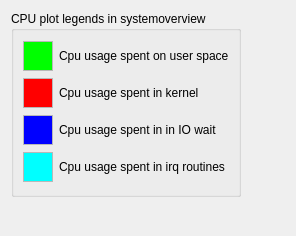
The window that ui/helplegend.ui (inspectC/linux-process-explorer) describes before a commit, drawn with Qt 5.
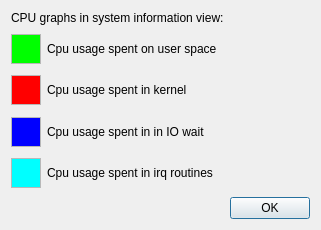
The same window after the commit.

Commit message: Feedback removed, colorlegend help dialog added.

```diff
--- a/ui/helplegend.ui
+++ b/ui/helplegend.ui
@@ -6,22 +6,32 @@
    <rect>
     <x>0</x>
     <y>0</y>
-    <width>296</width>
-    <height>236</height>
+    <width>321</width>
+    <height>230</height>
    </rect>
   </property>
+  <property name="maximumSize">
+   <size>
+    <width>321</width>
+    <height>230</height>
+   </size>
+  </property>
   <property name="windowTitle">
    <string>Dialog</string>
   </property>
-  <layout class="QFormLayout" name="formLayout_4">
-   <item row="0" column="0">
-    <widget class="QGroupBox" name="groupBox">
-     <property name="title">
-      <string>CPU plot legends in systemoverview</string>
+  <layout class="QVBoxLayout" name="verticalLayout">
+   <item>
+    <widget class="QLabel" name="label_5">
+     <property name="text">
+      <string>CPU graphs in system information view:</string>
      </property>
-     <layout class="QFormLayout" name="formLayout_2">
-      <item row="0" column="0">
-       <layout class="QFormLayout" name="formLayout">
+    </widget>
+   </item>
+   <item>
+    <layout class="QFormLayout" name="formLayout_3">
+     <property name="sizeConstraint">
+      <enum>QLayout::SetMaximumSize</enum>
+     </property>
         <item row="0" column="0">
          <widget class="QGraphicsView" name="graphicsView">
           <property name="maximumSize">
@@ -69,7 +79,21 @@
           </property>
          </widget>
         </item>
-        <item row="1" column="0">
+     <item row="0" column="1">
+      <widget class="QLabel" name="label">
+       <property name="text">
+        <string>Cpu usage spent on user space</string>
+       </property>
+      </widget>
+     </item>
+    </layout>
+   </item>
+   <item>
+    <layout class="QFormLayout" name="formLayout_4">
+     <property name="sizeConstraint">
+      <enum>QLayout::SetMaximumSize</enum>
+     </property>
+     <item row="0" column="0">
          <widget class="QGraphicsView" name="graphicsView_2">
           <property name="maximumSize">
            <size>
@@ -116,14 +140,21 @@
           </property>
          </widget>
         </item>
-        <item row="1" column="1">
+     <item row="0" column="1">
          <widget class="QLabel" name="label_2">
           <property name="text">
            <string>Cpu usage spent in kernel </string>
           </property>
          </widget>
         </item>
-        <item row="2" column="0">
+    </layout>
+   </item>
+   <item>
+    <layout class="QFormLayout" name="formLayout_5">
+     <property name="sizeConstraint">
+      <enum>QLayout::SetMaximumSize</enum>
+     </property>
+     <item row="0" column="0">
          <widget class="QGraphicsView" name="graphicsView_3">
           <property name="maximumSize">
            <size>
@@ -170,14 +201,21 @@
           </property>
          </widget>
         </item>
-        <item row="2" column="1">
+     <item row="0" column="1">
          <widget class="QLabel" name="label_3">
           <property name="text">
            <string>Cpu usage spent in in IO wait</string>
           </property>
          </widget>
         </item>
-        <item row="3" column="0">
+    </layout>
+   </item>
+   <item>
+    <layout class="QFormLayout" name="formLayout_6">
+     <property name="sizeConstraint">
+      <enum>QLayout::SetMaximumSize</enum>
+     </property>
+     <item row="0" column="0">
          <widget class="QGraphicsView" name="graphicsView_4">
           <property name="maximumSize">
            <size>
@@ -224,30 +262,20 @@
           </property>
          </widget>
         </item>
-        <item row="3" column="1">
+     <item row="0" column="1">
          <widget class="QLabel" name="label_4">
           <property name="text">
            <string>Cpu usage spent in irq routines</string>
           </property>
          </widget>
         </item>
-        <item row="0" column="1">
-         <widget class="QLabel" name="label">
-          <property name="text">
-           <string>Cpu usage spent on user space</string>
-          </property>
-         </widget>
-        </item>
-       </layout>
-      </item>
-     </layout>
-     <zorder></zorder>
-     <zorder>label</zorder>
-     <zorder></zorder>
-    </widget>
-   </item>
-   <item row="1" column="0">
-    <layout class="QFormLayout" name="formLayout_3">
+    </layout>
+   </item>
+   <item>
+    <layout class="QFormLayout" name="formLayout_7">
+     <property name="sizeConstraint">
+      <enum>QLayout::SetMaximumSize</enum>
+     </property>
      <item row="0" column="0">
       <spacer name="horizontalSpacer">
        <property name="orientation">
```
Lines whose indentation alone changed are shown as unchanged. The commit also changes 6 other files.
